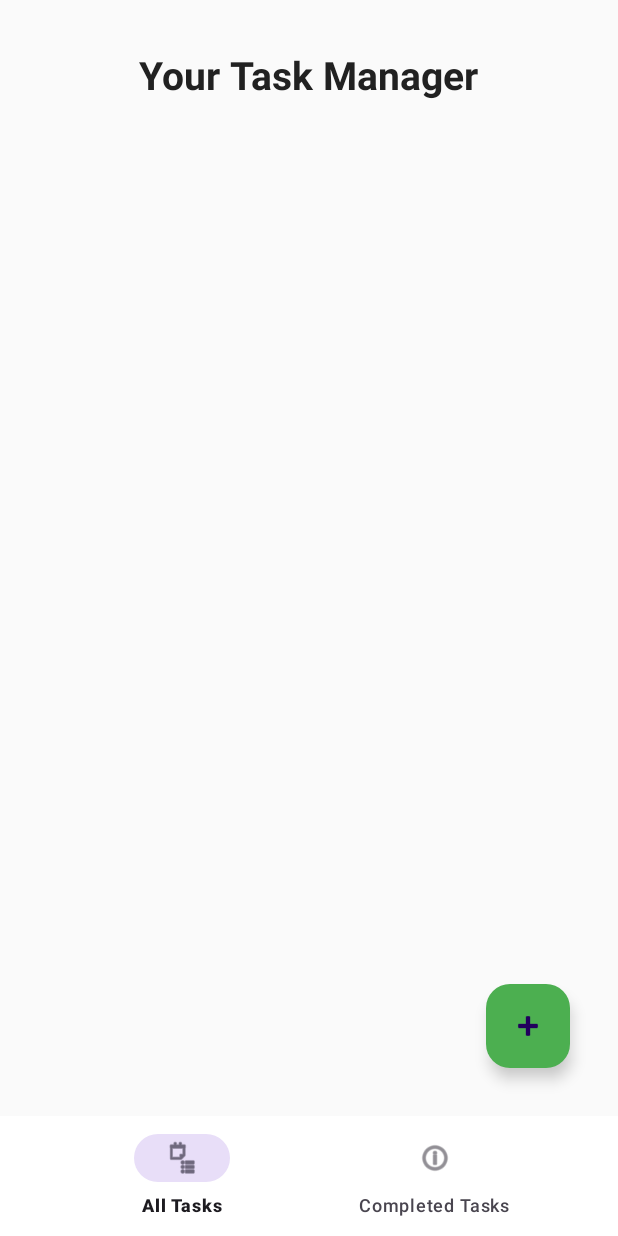
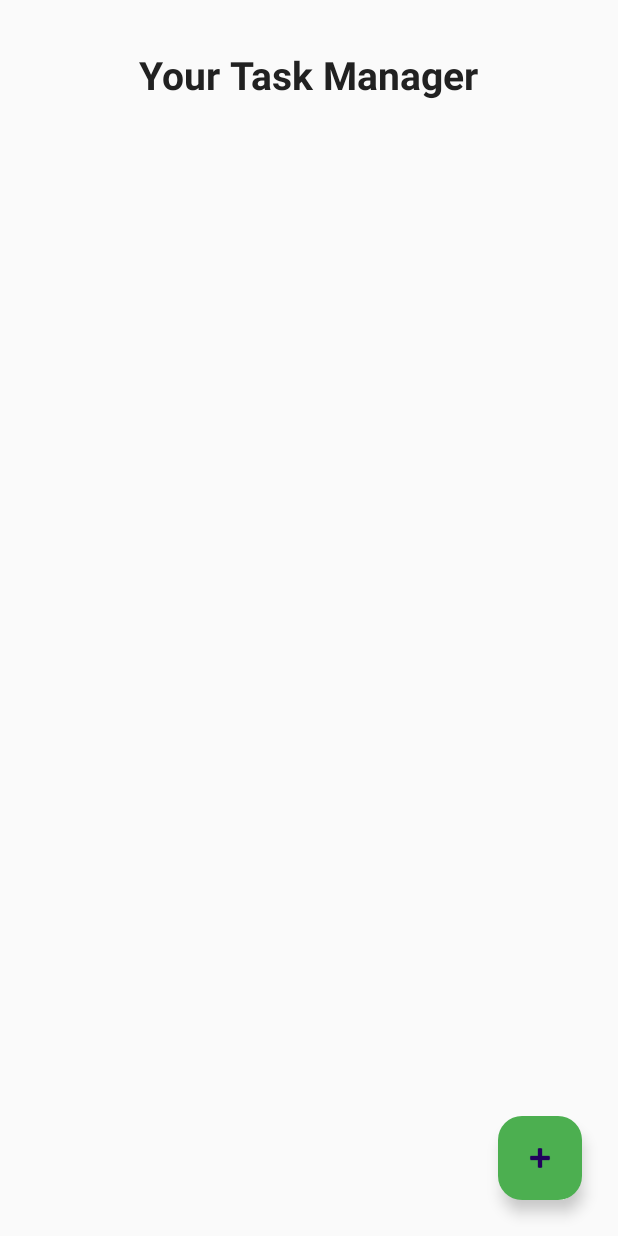
Before and after one commit to Zbell0/SIT708, an Android app: the screen it shows after launch (MainActivity), on a phone screen of 412 x 824 dp. Run offline under Robolectric (Android 15) with nearby library versions, the phone set to English and light mode, and no system bars; our stand-ins replace Room's generated code.

Commit message:
Revert "bottom nav"
This reverts commit b46ae2b0ff2707d0f5683eeb8ed4c9a7d0b8f1c2.

```diff
--- a/4.1P/app/src/main/java/com/example/a41p/AddEditTaskActivity.java
+++ b/4.1P/app/src/main/java/com/example/a41p/AddEditTaskActivity.java
@@ -25,11 +25,13 @@ public class AddEditTaskActivity extends AppCompatActivity {
         super.onCreate(savedInstanceState);
         setContentView(R.layout.activity_add_edit_task);
 
+        // 🟢 1. Initialize views BEFORE using them
         editTextTitle = findViewById(R.id.edit_text_title);
         editTextDescription = findViewById(R.id.edit_text_description);
         editTextDueDate = findViewById(R.id.edit_text_due_date);
         buttonSave = findViewById(R.id.button_save);
 
+        // 🟢 2. If this is an Edit action, populate fields
         if (getIntent().hasExtra("task_id")) {
             setTitle("Edit Task");
             taskId = getIntent().getIntExtra("task_id", -1);
@@ -40,6 +42,7 @@ public class AddEditTaskActivity extends AppCompatActivity {
             setTitle("Add Task");
         }
 
+        // 🗓 3. Date picker for due date
         editTextDueDate.setOnClickListener(v -> {
             final Calendar calendar = Calendar.getInstance();
             int year = calendar.get(Calendar.YEAR);
@@ -57,8 +60,10 @@ public class AddEditTaskActivity extends AppCompatActivity {
             datePickerDialog.show();
         });
 
+        // 📦 4. Connect to ViewModel
         taskViewModel = new ViewModelProvider(this).get(TaskViewModel.class);
 
+        // 💾 5. Save Button Click
         buttonSave.setOnClickListener(view -> saveTask());
     }
 
--- a/4.1P/app/src/main/java/com/example/a41p/AllTasksFragment.java
+++ /dev/null
@@ -1,71 +0,0 @@
-package com.example.a41p;
-
-import android.content.Intent;
-import android.os.Bundle;
-import android.view.LayoutInflater;
-import android.view.View;
-import android.view.ViewGroup;
-import android.widget.Toast;
-
-import androidx.annotation.NonNull;
-import androidx.annotation.Nullable;
-import androidx.fragment.app.Fragment;
-import androidx.lifecycle.ViewModelProvider;
-import androidx.recyclerview.widget.ItemTouchHelper;
-import androidx.recyclerview.widget.LinearLayoutManager;
-import androidx.recyclerview.widget.RecyclerView;
-
-import com.google.android.material.floatingactionbutton.FloatingActionButton;
-
-public class AllTasksFragment extends Fragment {
-
-    private TaskViewModel taskViewModel;
-
-    @Nullable
-    @Override
-    public View onCreateView(@NonNull LayoutInflater inflater,
-                             @Nullable ViewGroup container,
-                             @Nullable Bundle savedInstanceState) {
-
-        View view = inflater.inflate(R.layout.fragment_all_tasks, container, false);
-
-        // Setup RecyclerView
-        RecyclerView recyclerView = view.findViewById(R.id.recycler_view);
-        recyclerView.setLayoutManager(new LinearLayoutManager(getContext()));
-        recyclerView.setHasFixedSize(true);
-
-        TaskAdapter adapter = new TaskAdapter();
-        recyclerView.setAdapter(adapter);
-
-        // ViewModel & LiveData
-        taskViewModel = new ViewModelProvider(this).get(TaskViewModel.class);
-        taskViewModel.getIncompleteTasks().observe(getViewLifecycleOwner(), adapter::setTasks);
-
-        // Swipe to mark task as completed
-        new ItemTouchHelper(new ItemTouchHelper.SimpleCallback(0, ItemTouchHelper.LEFT) {
-            @Override
-            public boolean onMove(@NonNull RecyclerView recyclerView,
-                                  @NonNull RecyclerView.ViewHolder viewHolder,
-                                  @NonNull RecyclerView.ViewHolder target) {
-                return false;
-            }
-
-            @Override
-            public void onSwiped(@NonNull RecyclerView.ViewHolder viewHolder, int direction) {
-                Task task = adapter.getTaskAt(viewHolder.getAdapterPosition());
-                task.setCompleted(true);
-                taskViewModel.update(task);
-                Toast.makeText(getContext(), "Task marked as completed", Toast.LENGTH_SHORT).show();
-            }
-        }).attachToRecyclerView(recyclerView);
-
-        // FloatingActionButton → Add New Task
-        FloatingActionButton fab = view.findViewById(R.id.button_add_task);
-        fab.setOnClickListener(v -> {
-            Intent intent = new Intent(getActivity(), AddEditTaskActivity.class);
-            startActivity(intent);
-        });
-
-        return view;
-    }
-}
--- a/4.1P/app/src/main/java/com/example/a41p/TaskDao.java
+++ b/4.1P/app/src/main/java/com/example/a41p/TaskDao.java
@@ -1,11 +1,7 @@
 package com.example.a41p;
 
 import androidx.lifecycle.LiveData;
-import androidx.room.Dao;
-import androidx.room.Delete;
-import androidx.room.Insert;
-import androidx.room.Query;
-import androidx.room.Update;
+import androidx.room.*;
 
 import java.util.List;
 
@@ -21,9 +17,10 @@ public interface TaskDao {
     @Delete
     void delete(Task task);
 
-    @Query("SELECT * FROM task_table WHERE isCompleted = 0 ORDER BY dueDate ASC")
-    LiveData<List<Task>> getIncompleteTasks();
+    @Query("DELETE FROM task_table")
+    void deleteAllTasks();
 
-    @Query("SELECT * FROM task_table WHERE isCompleted = 1 ORDER BY dueDate ASC")
-    LiveData<List<Task>> getCompletedTasks();
+    @Query("SELECT * FROM task_table ORDER BY dueDate ASC")
+    LiveData<List<Task>> getAllTasksSorted();
+
 }
--- a/4.1P/app/src/main/java/com/example/a41p/TaskDatabase.java
+++ b/4.1P/app/src/main/java/com/example/a41p/TaskDatabase.java
@@ -5,7 +5,7 @@ import androidx.room.Database;
 import androidx.room.Room;
 import androidx.room.RoomDatabase;
 
-@Database(entities = {Task.class}, version = 2) // 🔺 version 1 → 2로 변경
+@Database(entities = {Task.class}, version = 1)
 public abstract class TaskDatabase extends RoomDatabase {
 
     private static TaskDatabase instance;
--- a/4.1P/app/src/main/java/com/example/a41p/TaskRepository.java
+++ b/4.1P/app/src/main/java/com/example/a41p/TaskRepository.java
@@ -2,22 +2,18 @@ package com.example.a41p;
 
 import android.app.Application;
 import android.os.AsyncTask;
-
 import androidx.lifecycle.LiveData;
-
 import java.util.List;
 
 public class TaskRepository {
 
-    private final TaskDao taskDao;
-    private final LiveData<List<Task>> incompleteTasks;
-    private final LiveData<List<Task>> completedTasks;
+    private TaskDao taskDao;
+    private LiveData<List<Task>> allTasks;
 
     public TaskRepository(Application application) {
-        TaskDatabase db = TaskDatabase.getInstance(application);
-        taskDao = db.taskDao();
-        incompleteTasks = taskDao.getIncompleteTasks();
-        completedTasks = taskDao.getCompletedTasks();
+        TaskDatabase database = TaskDatabase.getInstance(application);
+        taskDao = database.taskDao();
+        allTasks = taskDao.getAllTasksSorted();
     }
 
     public void insert(Task task) {
@@ -28,23 +24,45 @@ public class TaskRepository {
         new UpdateTaskAsync(taskDao).execute(task);
     }
 
+    private static class UpdateTaskAsync extends AsyncTask<Task, Void, Void> {
+        private TaskDao taskDao;
+
+        private UpdateTaskAsync(TaskDao taskDao) {
+            this.taskDao = taskDao;
+        }
+
+        @Override
+        protected Void doInBackground(Task... tasks) {
+            taskDao.update(tasks[0]);
+            return null;
+        }
+    }
     public void delete(Task task) {
         new DeleteTaskAsync(taskDao).execute(task);
     }
 
-    public LiveData<List<Task>> getIncompleteTasks() {
-        return incompleteTasks;
+    private static class DeleteTaskAsync extends AsyncTask<Task, Void, Void> {
+        private TaskDao taskDao;
+
+        private DeleteTaskAsync(TaskDao taskDao) {
+            this.taskDao = taskDao;
+        }
+
+        @Override
+        protected Void doInBackground(Task... tasks) {
+            taskDao.delete(tasks[0]);
+            return null;
+        }
     }
-
-    public LiveData<List<Task>> getCompletedTasks() {
-        return completedTasks;
+    public LiveData<List<Task>> getAllTasks() {
+        return allTasks;
     }
 
     private static class InsertTaskAsync extends AsyncTask<Task, Void, Void> {
-        private final TaskDao taskDao;
+        private TaskDao taskDao;
 
-        InsertTaskAsync(TaskDao dao) {
-            this.taskDao = dao;
+        private InsertTaskAsync(TaskDao taskDao) {
+            this.taskDao = taskDao;
         }
 
         @Override
@@ -53,32 +71,4 @@ public class TaskRepository {
             return null;
         }
     }
-
-    private static class UpdateTaskAsync extends AsyncTask<Task, Void, Void> {
-        private final TaskDao taskDao;
-
-        UpdateTaskAsync(TaskDao dao) {
-            this.taskDao = dao;
-        }
-
-        @Override
-        protected Void doInBackground(Task... tasks) {
-            taskDao.update(tasks[0]);
-            return null;
-        }
-    }
-
-    private static class DeleteTaskAsync extends AsyncTask<Task, Void, Void> {
-        private final TaskDao taskDao;
-
-        DeleteTaskAsync(TaskDao dao) {
-            this.taskDao = dao;
-        }
-
-        @Override
-        protected Void doInBackground(Task... tasks) {
-            taskDao.delete(tasks[0]);
-            return null;
-        }
-    }
 }
--- a/4.1P/app/src/main/java/com/example/a41p/TaskViewModel.java
+++ b/4.1P/app/src/main/java/com/example/a41p/TaskViewModel.java
@@ -1,24 +1,20 @@
 package com.example.a41p;
 
 import android.app.Application;
-
 import androidx.annotation.NonNull;
 import androidx.lifecycle.AndroidViewModel;
 import androidx.lifecycle.LiveData;
-
 import java.util.List;
 
 public class TaskViewModel extends AndroidViewModel {
 
-    private final TaskRepository repository;
-    private final LiveData<List<Task>> incompleteTasks;
-    private final LiveData<List<Task>> completedTasks;
+    private TaskRepository repository;
+    private LiveData<List<Task>> allTasks;
 
     public TaskViewModel(@NonNull Application application) {
         super(application);
         repository = new TaskRepository(application);
-        incompleteTasks = repository.getIncompleteTasks();
-        completedTasks = repository.getCompletedTasks();
+        allTasks = repository.getAllTasks();
     }
 
     public void insert(Task task) {
@@ -33,11 +29,7 @@ public class TaskViewModel extends AndroidViewModel {
         repository.delete(task);
     }
 
-    public LiveData<List<Task>> getIncompleteTasks() {
-        return incompleteTasks;
-    }
-
-    public LiveData<List<Task>> getCompletedTasks() {
-        return completedTasks;
+    public LiveData<List<Task>> getAllTasks() {
+        return allTasks;
     }
 }
--- a/4.1P/app/src/main/res/layout/activity_main.xml
+++ b/4.1P/app/src/main/res/layout/activity_main.xml
@@ -1,11 +1,12 @@
 <RelativeLayout
     xmlns:android="http://schemas.android.com/apk/res/android"
-    xmlns:app="http://schemas.android.com/apk/res-auto"
+    xmlns:tools="http://schemas.android.com/tools"
     android:layout_width="match_parent"
     android:layout_height="match_parent"
-    android:background="#FAFAFA">
+    android:background="#FAFAFA"
+    tools:context=".MainActivity">
 
-    <!-- Title -->
+    <!-- 타이틀 텍스트 -->
     <TextView
         android:id="@+id/tv_header"
         android:layout_width="wrap_content"
@@ -15,24 +16,27 @@
         android:textStyle="bold"
         android:textColor="#212121"
         android:layout_marginTop="32dp"
-        android:layout_centerHorizontal="true"/>
+        android:layout_centerHorizontal="true" />
 
-    <!-- Fragment container -->
-    <FrameLayout
-        android:id="@+id/fragment_container"
+    <!-- RecyclerView -->
+    <androidx.recyclerview.widget.RecyclerView
+        android:id="@+id/recycler_view"
         android:layout_width="match_parent"
         android:layout_height="match_parent"
         android:layout_below="@id/tv_header"
-        android:layout_above="@id/bottom_navigation"
         android:layout_marginTop="16dp"
-        android:padding="8dp"/>
+        android:paddingHorizontal="16dp"
+        android:paddingBottom="80dp"/>
 
-    <!-- Bottom navigation bar -->
-    <com.google.android.material.bottomnavigation.BottomNavigationView
-        android:id="@+id/bottom_navigation"
-        android:layout_width="match_parent"
+    <!-- Floating Action Button -->
+    <com.google.android.material.floatingactionbutton.FloatingActionButton
+        android:id="@+id/button_add_task"
+        android:layout_width="wrap_content"
         android:layout_height="wrap_content"
+        android:src="@android:drawable/ic_input_add"
         android:layout_alignParentBottom="true"
-        android:background="@color/white"
-        app:menu="@menu/bottom_nav_menu" />
+        android:layout_alignParentEnd="true"
+        android:layout_margin="24dp"
+        android:backgroundTint="#4CAF50"
+        android:tint="#FFFFFF"/>
 </RelativeLayout>
--- a/4.1P/app/src/main/res/layout/fragment_all_tasks.xml
+++ /dev/null
@@ -1,22 +0,0 @@
-<RelativeLayout
-    xmlns:android="http://schemas.android.com/apk/res/android"
-    android:layout_width="match_parent"
-    android:layout_height="match_parent">
-
-    <androidx.recyclerview.widget.RecyclerView
-        android:id="@+id/recycler_view"
-        android:layout_width="match_parent"
-        android:layout_height="match_parent"
-        android:padding="16dp"/>
-
-    <com.google.android.material.floatingactionbutton.FloatingActionButton
-        android:id="@+id/button_add_task"
-        android:layout_width="wrap_content"
-        android:layout_height="wrap_content"
-        android:layout_alignParentBottom="true"
-        android:layout_alignParentEnd="true"
-        android:layout_margin="24dp"
-        android:src="@android:drawable/ic_input_add"
-        android:tint="#FFFFFF"
-        android:backgroundTint="#4CAF50"/>
-</RelativeLayout>
--- a/4.1P/app/src/main/res/menu/bottom_nav_menu.xml
+++ /dev/null
@@ -1,11 +0,0 @@
-<?xml version="1.0" encoding="utf-8"?>
-<menu xmlns:android="http://schemas.android.com/apk/res/android">
-    <item
-        android:id="@+id/nav_all_tasks"
-        android:icon="@android:drawable/ic_menu_agenda"
-        android:title="All Tasks" />
-    <item
-        android:id="@+id/nav_completed_tasks"
-        android:icon="@android:drawable/ic_menu_info_details"
-        android:title="Completed Tasks" />
-</menu>
```
Also changed, not shown: 4.1P/app/src/main/java/com/example/a41p/CompletedTasksFragment.java (deleted, +0 -60 lines), 4.1P/app/src/main/java/com/example/a41p/MainActivity.java (+93 -22 lines), 4.1P/app/src/main/java/com/example/a41p/Task.java (+1 -8 lines), 4.1P/app/src/main/res/layout/fragment_completed_tasks.xml (deleted, +0 -11 lines), 2 other files.
